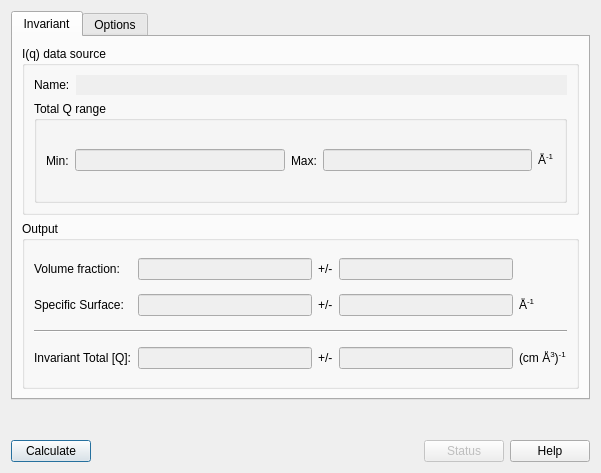
This is src/sas/qtgui/Perspectives/Invariant/UI/TabbedInvariantUI.ui in SasView/sasview as Qt 5 draws it before an edit. The edited form follows.
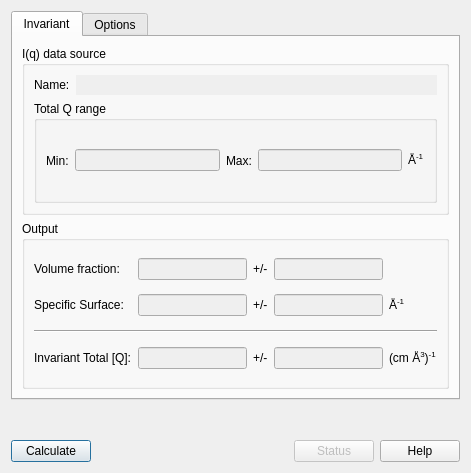
This is the edited form.

Commit message: Fixed Mdi area and widget resizing issue(s)

The edit to the form file:
```diff
--- a/src/sas/qtgui/Perspectives/Invariant/UI/TabbedInvariantUI.ui
+++ b/src/sas/qtgui/Perspectives/Invariant/UI/TabbedInvariantUI.ui
@@ -6,7 +6,7 @@
    <rect>
     <x>0</x>
     <y>0</y>
-    <width>601</width>
+    <width>422</width>
     <height>473</height>
    </rect>
   </property>
```
The commit also changes 3 other files.
